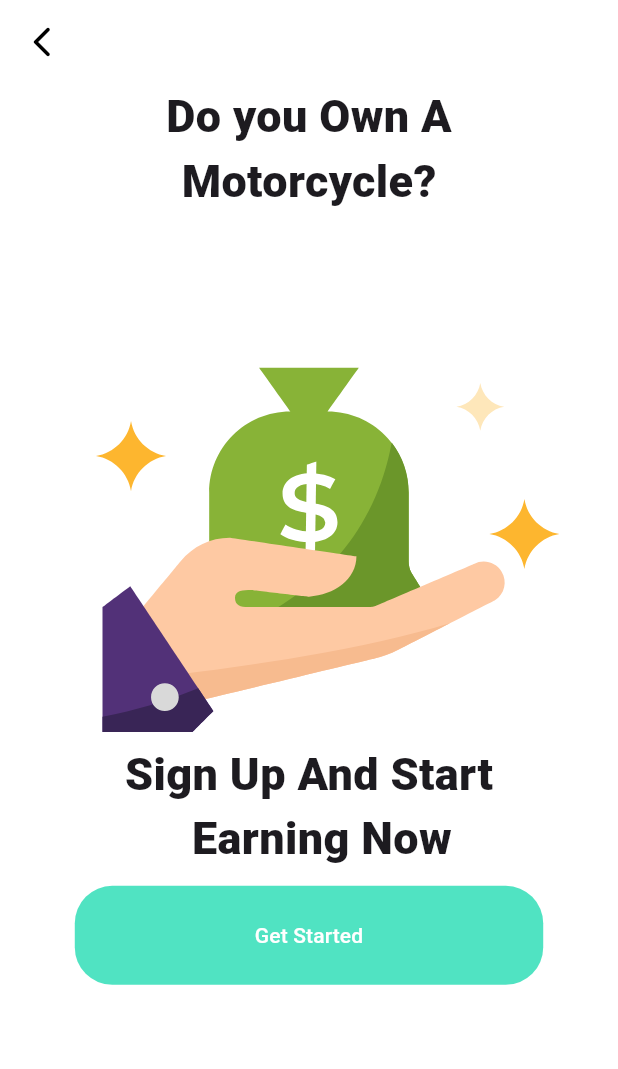
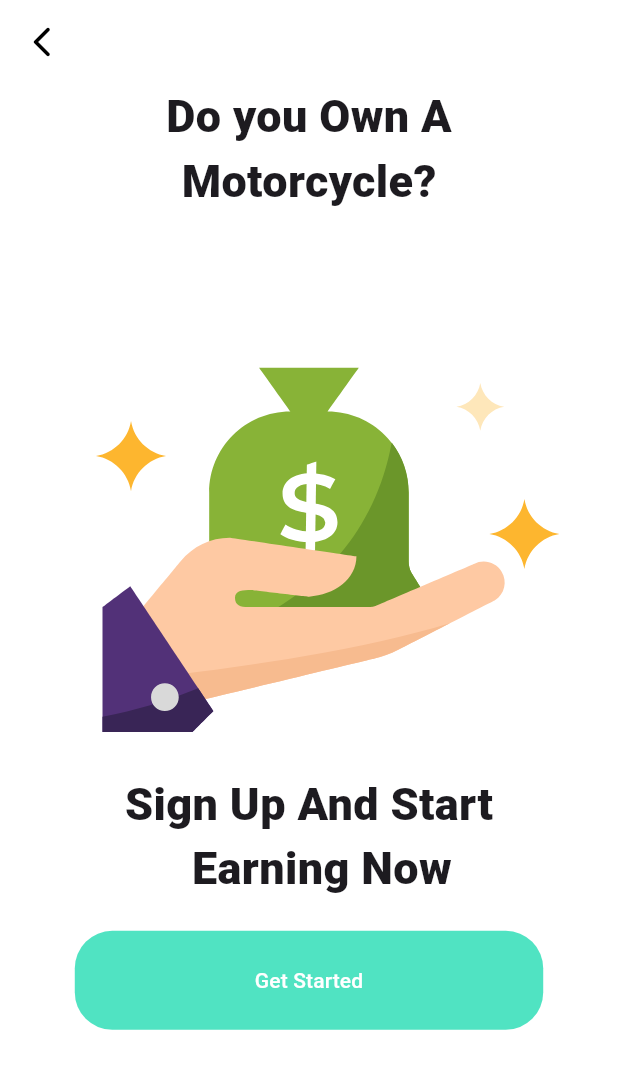
Before and after one commit to ameenakabir22/swiift-hq, a Flutter app: the Onboarding2 screen opened directly, after a tap on "Next", on a phone screen of 412 x 824 dp. Shown: the top 1069 px of the screen. Run offline on Flutter 3.47's test engine with Material 3 defaults, Android fonts, the phone set to English and light mode, and no system bars; our stand-ins replace lottie.

Commit message:
the text are in the right position

```diff
--- a/lib/pages/onboarding2.dart
+++ b/lib/pages/onboarding2.dart
@@ -26,14 +26,14 @@ class Onboarding2 extends StatelessWidget {
           mainAxisAlignment: MainAxisAlignment.center,
           children: [
             Padding(
-              padding: const EdgeInsets.only(left: 25.0),
+              padding: const EdgeInsets.only(left: 7.0),
               child: Text(
                 'The Safety Of Your',
                 style: TextStyle(fontSize: 30, fontWeight: FontWeight.w800),
               ),
             ),
             Padding(
-              padding: const EdgeInsets.only(left: 15.0),
+              padding: const EdgeInsets.only(left: 5.0),
               child: Text(
                 'Goods Is Our Priority',
                 style: TextStyle(fontSize: 30, fontWeight: FontWeight.w800),
--- a/lib/pages/onboarding3.dart
+++ b/lib/pages/onboarding3.dart
@@ -43,6 +43,7 @@ class _Onboarding3State extends State<Onboarding3> {
               )),
           SizedBox(height: 15),
           Lottie.asset('assets/money.json'),
+          SizedBox(height: 20),
           Text(
             'Sign Up And Start',
             style: TextStyle(fontSize: 30, fontWeight: FontWeight.w800),
@@ -54,7 +55,7 @@ class _Onboarding3State extends State<Onboarding3> {
               style: TextStyle(fontSize: 30, fontWeight: FontWeight.w800),
             ),
           ),
-          SizedBox(height: 10),
+          SizedBox(height: 20),
           TextButton(
             onPressed: () {
               // Add logic to handle the button press
```
